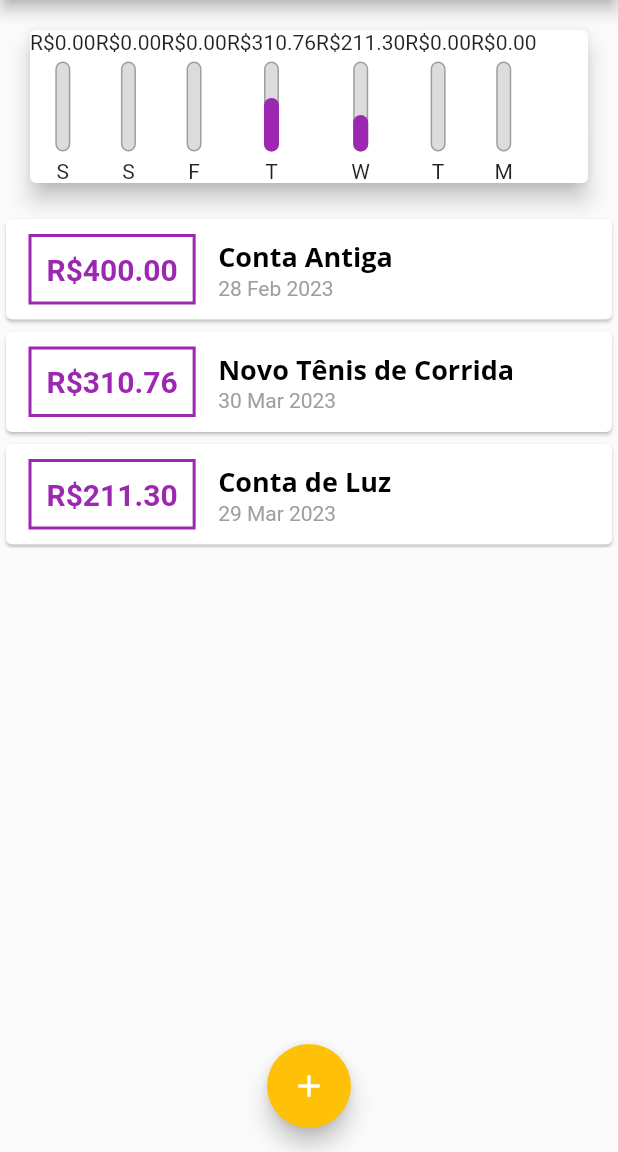
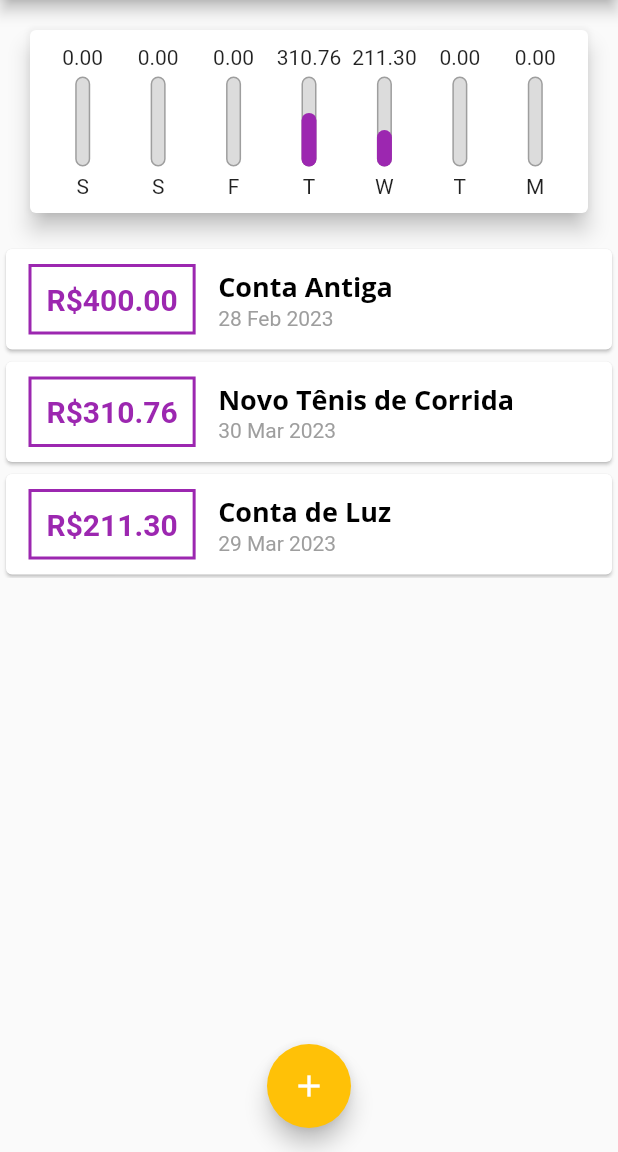
Before and after one commit to zullapo/aprenda_flutter_expenses, a Flutter app: the screen it shows after launch, on a phone screen of 412 x 824 dp, the part 84-1236 px from its top. Run offline on Flutter 3.47's test engine with Material 2 defaults, Android fonts, the phone set to English and light mode, and no system bars.

Commit message:
Finalizando widget ChartBar
- Envolvendo o ChartBar em um Flexible com fit tight, para caber todos elementos em um mesmo tamanho
- Envolvendo o Text do value total das transactions do dia com um FittedBox, para adequar (diminuir/aumentar) o texto conforme seu valor

```diff
--- a/lib/components/chart.dart
+++ b/lib/components/chart.dart
@@ -40,13 +40,20 @@ class Chart extends StatelessWidget {
       child: Card(
         elevation: 6,
         margin: const EdgeInsets.all(20),
-        child: Row(
-            children: groupedTransactions
-                .map((Map<String, Object> t) => ChartBar(
-                    label: t['day'] as String,
-                    value: t['value'] as double,
-                    percentage: (t['value'] as double) / weekTotalValue))
-                .toList()),
+        child: Padding(
+          padding: const EdgeInsets.all(10),
+          child: Row(
+              mainAxisAlignment: MainAxisAlignment.spaceAround,
+              children: groupedTransactions
+                  .map((Map<String, Object> t) => Flexible(
+                        fit: FlexFit.tight,
+                        child: ChartBar(
+                            label: t['day'] as String,
+                            value: t['value'] as double,
+                            percentage: (t['value'] as double) / weekTotalValue),
+                      ))
+                  .toList()),
+        ),
       ),
     );
   }
--- a/lib/components/chart_bar.dart
+++ b/lib/components/chart_bar.dart
@@ -15,7 +15,7 @@ class ChartBar extends StatelessWidget {
   @override
   Widget build(BuildContext context) {
     return Column(children: [
-      Text("R\$${value.toStringAsFixed(2)}"),
+      FittedBox(child: Text(value.toStringAsFixed(2))),
       const SizedBox(height: 5),
       SizedBox(
           height: 60,
```
